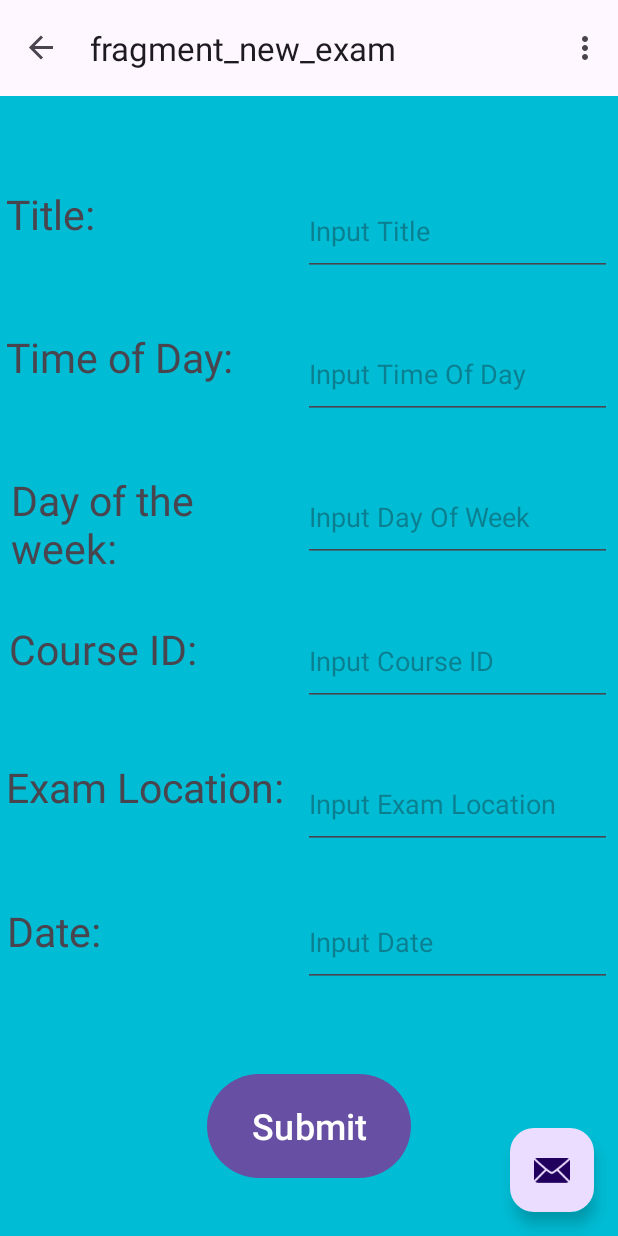
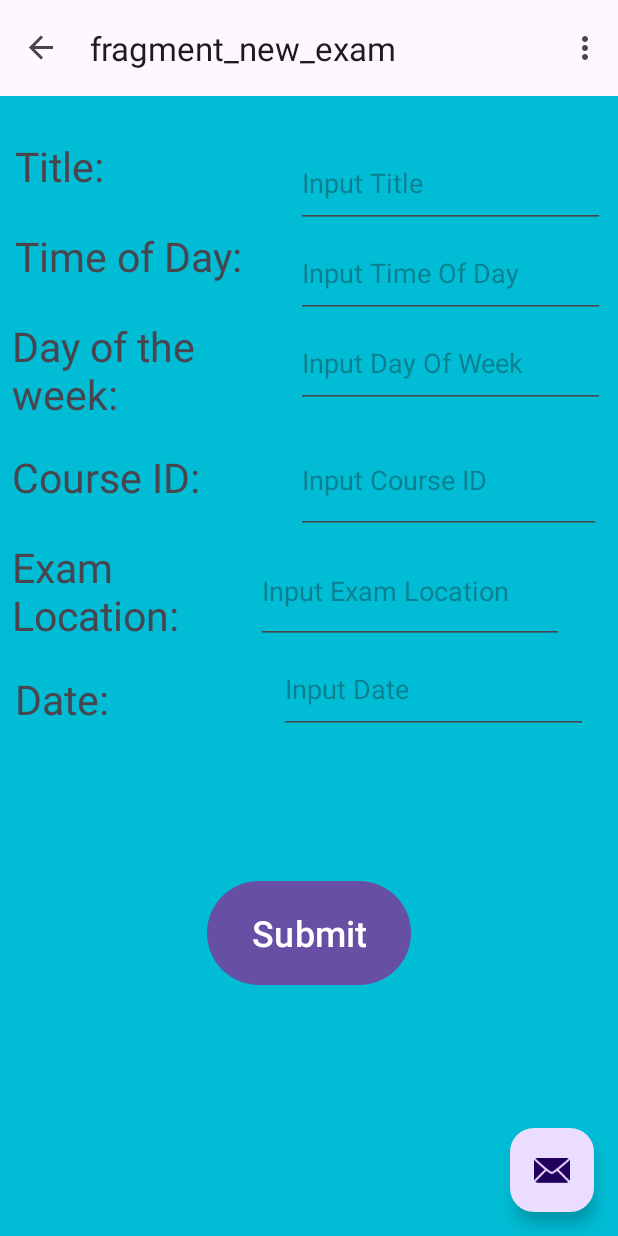
Before and after one commit to jay-el-c/collegescheduler, an Android app: the NewExamFragment screen opened through its navigation route, on a phone screen of 412 x 824 dp. Run offline under Robolectric (Android 15) with nearby library versions, the phone set to English and light mode, and no system bars; our stand-ins replace navigation-ui.

Commit message:
second commit

```diff
--- a/app/src/main/java/com/example/collegescheduler/MenuFragment.java
+++ b/app/src/main/java/com/example/collegescheduler/MenuFragment.java
@@ -53,7 +53,7 @@ public class MenuFragment extends Fragment {
             @Override
             public void onClick(View view) {
                 NavHostFragment.findNavController(MenuFragment.this)
-                        .navigate(R.id.menuFragmentTotoDosFragment);
+                        .navigate(R.id.menuFragmentToNewExamFragment);
             }
         });
     }
--- a/app/src/main/java/com/example/collegescheduler/NewAssignmentFragment.java
+++ b/app/src/main/java/com/example/collegescheduler/NewAssignmentFragment.java
@@ -69,7 +69,7 @@ public class NewAssignmentFragment extends Fragment {
     public void onViewCreated(@NonNull View view, Bundle savedInstanceState) {
         super.onViewCreated(view, savedInstanceState);
 
-        view.findViewById(R.id.submit_button2).setOnClickListener(new View.OnClickListener() {
+        view.findViewById(R.id.assignment_submit_button).setOnClickListener(new View.OnClickListener() {
             @Override
             public void onClick(View view) {
                 NavHostFragment.findNavController(NewAssignmentFragment.this)
--- a/app/src/main/java/com/example/collegescheduler/NewClassFragment.java
+++ b/app/src/main/java/com/example/collegescheduler/NewClassFragment.java
@@ -69,7 +69,7 @@ public class NewClassFragment extends Fragment {
     public void onViewCreated(@NonNull View view, Bundle savedInstanceState) {
         super.onViewCreated(view, savedInstanceState);
 
-        view.findViewById(R.id.submit_button1).setOnClickListener(new View.OnClickListener() {
+        view.findViewById(R.id.class_submit_button).setOnClickListener(new View.OnClickListener() {
             @Override
             public void onClick(View view) {
                 NavHostFragment.findNavController(NewClassFragment.this)
--- a/app/src/main/java/com/example/collegescheduler/NewExamFragment.java
+++ b/app/src/main/java/com/example/collegescheduler/NewExamFragment.java
@@ -2,7 +2,9 @@ package com.example.collegescheduler;
 
 import android.os.Bundle;
 
+import androidx.annotation.NonNull;
 import androidx.fragment.app.Fragment;
+import androidx.navigation.fragment.NavHostFragment;
 
 import android.view.LayoutInflater;
 import android.view.View;
@@ -61,4 +63,16 @@ public class NewExamFragment extends Fragment {
         // Inflate the layout for this fragment
         return inflater.inflate(R.layout.fragment_new_exam, container, false);
     }
+
+    public void onViewCreated(@NonNull View view, Bundle savedInstanceState) {
+        super.onViewCreated(view, savedInstanceState);
+
+        view.findViewById(R.id.ExamSubmitButton).setOnClickListener(new View.OnClickListener() {
+            @Override
+            public void onClick(View view) {
+                NavHostFragment.findNavController(NewExamFragment.this)
+                        .navigate(R.id.NewExamFragmentToMenuFragment);
+            }
+        });
+    }
 }
--- a/app/src/main/res/layout/fragment_new_assignment.xml
+++ b/app/src/main/res/layout/fragment_new_assignment.xml
@@ -9,7 +9,7 @@
     tools:context=".NewAssignmentFragment" >
 
     <Button
-        android:id="@+id/submit_button2"
+        android:id="@+id/assignment_submit_button"
         android:layout_width="122dp"
         android:layout_height="71dp"
         android:layout_marginStart="144dp"
--- a/app/src/main/res/layout/fragment_new_class.xml
+++ b/app/src/main/res/layout/fragment_new_class.xml
@@ -174,10 +174,11 @@
         app:layout_constraintVertical_bias="0.075" />
 
     <Button
-        android:id="@+id/submit_button1"
+        android:id="@+id/class_submit_button"
         android:layout_width="147dp"
         android:layout_height="73dp"
         android:text="@string/submit_button_text"
+        android:textSize="24sp"
         app:layout_constraintBottom_toBottomOf="parent"
         app:layout_constraintEnd_toEndOf="parent"
         app:layout_constraintStart_toStartOf="parent"
--- a/app/src/main/res/layout/fragment_new_exam.xml
+++ b/app/src/main/res/layout/fragment_new_exam.xml
@@ -4,30 +4,25 @@
     xmlns:tools="http://schemas.android.com/tools"
     android:layout_width="match_parent"
     android:layout_height="match_parent"
-    android:background="@color/background" >
+    android:background="@color/background">
 
     <com.google.android.material.textfield.TextInputEditText
         android:id="@+id/ExamCourse_ID_Input"
-        android:layout_width="206dp"
-        android:layout_height="60dp"
-        android:layout_marginTop="35dp"
+        android:layout_width="205dp"
+        android:layout_height="70dp"
+        android:layout_marginEnd="4dp"
         android:hint="@string/input_exam_location"
         app:layout_constraintEnd_toEndOf="parent"
-        app:layout_constraintHorizontal_bias="0.98"
-        app:layout_constraintStart_toStartOf="parent"
-        app:layout_constraintTop_toBottomOf="@+id/ExamCourseIDInput" />
+        app:layout_constraintStart_toEndOf="@+id/ExamExamLocTag"
+        app:layout_constraintTop_toBottomOf="@+id/ExamCourseIDTag" />
 
     <TextView
         android:id="@+id/ExamExamLocTag"
-        android:layout_width="188dp"
-        android:layout_height="60dp"
-        android:layout_marginStart="4dp"
-        android:layout_marginTop="32dp"
-        android:layout_marginEnd="12dp"
+        android:layout_width="130dp"
+        android:layout_height="88dp"
+        android:layout_marginStart="8dp"
         android:text="@string/exam_location_Title"
         android:textSize="27sp"
-        app:layout_constraintEnd_toStartOf="@+id/ExamCourse_ID_Input"
-        app:layout_constraintHorizontal_bias="0.0"
         app:layout_constraintStart_toStartOf="parent"
         app:layout_constraintTop_toBottomOf="@+id/ExamCourseIDTag" />
 
@@ -35,45 +30,40 @@
         android:id="@+id/ExamCourseIDTag"
         android:layout_width="182dp"
         android:layout_height="60dp"
-        android:layout_marginStart="4dp"
-        android:layout_marginTop="35dp"
-        android:layout_marginEnd="12dp"
+        android:layout_marginStart="8dp"
         android:text="@string/course_id"
         android:textSize="27sp"
-        app:layout_constraintEnd_toStartOf="@+id/ExamCourseIDInput"
         app:layout_constraintStart_toStartOf="parent"
         app:layout_constraintTop_toBottomOf="@+id/ExamDayOfWeekTag" />
 
     <com.google.android.material.textfield.TextInputEditText
         android:id="@+id/ExamCourseIDInput"
-        android:layout_width="206dp"
-        android:layout_height="60dp"
-        android:layout_marginTop="36dp"
+        android:layout_width="203dp"
+        android:layout_height="72dp"
+        android:layout_marginTop="12dp"
         android:layout_marginEnd="4dp"
         android:hint="@string/input_course_id"
         app:layout_constraintEnd_toEndOf="parent"
+        app:layout_constraintStart_toEndOf="@+id/ExamCourseIDTag"
         app:layout_constraintTop_toBottomOf="@+id/ExamDayOfWeekInput" />
 
     <com.google.android.material.textfield.TextInputEditText
         android:id="@+id/ExamDayOfWeekInput"
         android:layout_width="206dp"
         android:layout_height="60dp"
-        android:layout_marginTop="35dp"
         android:layout_marginEnd="4dp"
         android:hint="@string/input_day_of_week"
         app:layout_constraintEnd_toEndOf="parent"
-        app:layout_constraintTop_toBottomOf="@+id/ExamTimeOfDayInput" />
+        app:layout_constraintStart_toEndOf="@+id/ExamDayOfWeekTag"
+        app:layout_constraintTop_toTopOf="@+id/ExamDayOfWeekTag" />
 
     <TextView
         android:id="@+id/ExamDayOfWeekTag"
-        android:layout_width="180dp"
-        android:layout_height="64dp"
-        android:layout_marginStart="4dp"
-        android:layout_marginTop="35dp"
-        android:layout_marginEnd="12dp"
+        android:layout_width="184dp"
+        android:layout_height="87dp"
+        android:layout_marginStart="8dp"
         android:text="@string/day_of_the_week"
         android:textSize="27sp"
-        app:layout_constraintEnd_toStartOf="@+id/ExamDayOfWeekInput"
         app:layout_constraintStart_toStartOf="parent"
         app:layout_constraintTop_toBottomOf="@+id/ExamTimeOfDayTag" />
 
@@ -81,48 +71,39 @@
         android:id="@+id/ExamTimeOfDayTag"
         android:layout_width="182dp"
         android:layout_height="60dp"
-        android:layout_marginStart="4dp"
-        android:layout_marginEnd="12dp"
-        android:layout_marginBottom="35dp"
+        android:layout_marginStart="10dp"
         android:text="@string/time_of_day"
         android:textSize="27sp"
-        app:layout_constraintBottom_toTopOf="@+id/ExamDayOfWeekTag"
-        app:layout_constraintEnd_toStartOf="@+id/ExamTimeOfDayInput"
-        app:layout_constraintHorizontal_bias="0.0"
-        app:layout_constraintStart_toStartOf="parent" />
+        app:layout_constraintStart_toStartOf="parent"
+        app:layout_constraintTop_toBottomOf="@+id/ExamTitleTag" />
 
     <com.google.android.material.textfield.TextInputEditText
         android:id="@+id/ExamTimeOfDayInput"
         android:layout_width="206dp"
         android:layout_height="60dp"
-        android:layout_marginTop="35dp"
         android:layout_marginEnd="4dp"
         android:hint="@string/input_time_of_day"
         app:layout_constraintEnd_toEndOf="parent"
+        app:layout_constraintStart_toEndOf="@+id/ExamTimeOfDayTag"
         app:layout_constraintTop_toBottomOf="@+id/TitleInput" />
 
     <com.google.android.material.textfield.TextInputEditText
         android:id="@+id/ExamDateInput"
         android:layout_width="206dp"
         android:layout_height="60dp"
-        android:layout_marginTop="32dp"
+        android:layout_marginEnd="4dp"
         android:hint="@string/input_date"
         app:layout_constraintEnd_toEndOf="parent"
-        app:layout_constraintHorizontal_bias="0.98"
-        app:layout_constraintStart_toStartOf="parent"
+        app:layout_constraintStart_toEndOf="@+id/ExamDateTag"
         app:layout_constraintTop_toBottomOf="@+id/ExamCourse_ID_Input" />
 
     <TextView
         android:id="@+id/ExamDateTag"
-        android:layout_width="182dp"
-        android:layout_height="60dp"
-        android:layout_marginStart="4dp"
-        android:layout_marginTop="36dp"
-        android:layout_marginEnd="15dp"
+        android:layout_width="159dp"
+        android:layout_height="102dp"
+        android:layout_marginStart="10dp"
         android:text="@string/date"
         android:textSize="27sp"
-        app:layout_constraintEnd_toStartOf="@+id/ExamDateInput"
-        app:layout_constraintHorizontal_bias="1.0"
         app:layout_constraintStart_toStartOf="parent"
         app:layout_constraintTop_toBottomOf="@+id/ExamExamLocTag" />
 
@@ -130,14 +111,10 @@
         android:id="@+id/ExamTitleTag"
         android:layout_width="182dp"
         android:layout_height="60dp"
-        android:layout_marginStart="4dp"
-        android:layout_marginTop="60dp"
-        android:layout_marginBottom="35dp"
+        android:layout_marginStart="10dp"
+        android:layout_marginTop="28dp"
         android:text="@string/title"
         android:textSize="27sp"
-        app:layout_constraintBottom_toTopOf="@+id/ExamTimeOfDayTag"
-        app:layout_constraintEnd_toStartOf="@+id/TitleInput"
-        app:layout_constraintHorizontal_bias="0.0"
         app:layout_constraintStart_toStartOf="parent"
         app:layout_constraintTop_toTopOf="parent" />
 
@@ -145,24 +122,24 @@
         android:id="@+id/TitleInput"
         android:layout_width="206dp"
         android:layout_height="60dp"
-        android:layout_marginTop="60dp"
+        android:layout_marginTop="28dp"
         android:layout_marginEnd="4dp"
         android:hint="@string/input_title"
         app:layout_constraintEnd_toEndOf="parent"
+        app:layout_constraintStart_toEndOf="@+id/ExamTitleTag"
         app:layout_constraintTop_toTopOf="parent" />
 
     <Button
         android:id="@+id/ExamSubmitButton"
         android:layout_width="136dp"
         android:layout_height="77dp"
-        android:layout_marginStart="160dp"
-        android:layout_marginEnd="160dp"
-        android:text="@string/submit"
+        android:layout_marginStart="137dp"
+        android:layout_marginEnd="138dp"
+        android:layout_marginBottom="130dp"
+        android:text="@string/submit_button_text"
         android:textSize="24sp"
         app:layout_constraintBottom_toBottomOf="parent"
         app:layout_constraintEnd_toEndOf="parent"
-        app:layout_constraintHorizontal_bias="0.511"
         app:layout_constraintStart_toStartOf="parent"
-        app:layout_constraintTop_toTopOf="parent"
-        app:layout_constraintVertical_bias="0.949" />
+        app:layout_constraintTop_toBottomOf="@+id/ExamDateTag" />
 </androidx.constraintlayout.widget.ConstraintLayout>
--- a/app/src/main/res/navigation/nav_graph.xml
+++ b/app/src/main/res/navigation/nav_graph.xml
@@ -21,6 +21,9 @@
         <action
             android:id="@+id/menuFragmentTotoDosFragment"
             app:destination="@id/toDosFragment" />
+        <action
+            android:id="@+id/menuFragmentToNewExamFragment"
+            app:destination="@id/newExamFragment" />
     </fragment>
 
     <fragment
@@ -65,5 +68,8 @@
         android:name="com.example.collegescheduler.NewExamFragment"
         android:label="fragment_new_exam"
         tools:layout="@layout/fragment_new_exam" >
+        <action
+            android:id="@+id/NewExamFragmentToMenuFragment"
+            app:destination="@id/menuFragment" />
     </fragment>
 </navigation>
--- a/app/src/main/res/values/strings.xml
+++ b/app/src/main/res/values/strings.xml
@@ -51,7 +51,6 @@
     <string name="date">Date:</string>
     <string name="title">Title:</string>
     <string name="input_title">Input Title</string>
-    <string name="submit">Submit</string>
     <string name="input_time_of_day">Input Time Of Day</string>
     <string name="time_of_day">Time of Day:</string>
     <string name="day_of_the_week">Day of the week:</string>
```
